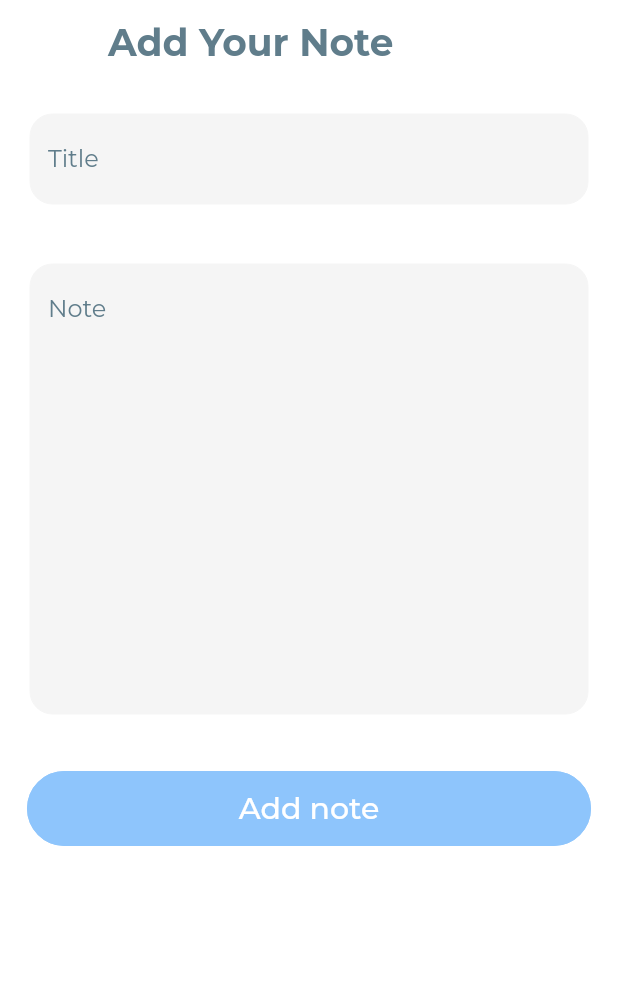
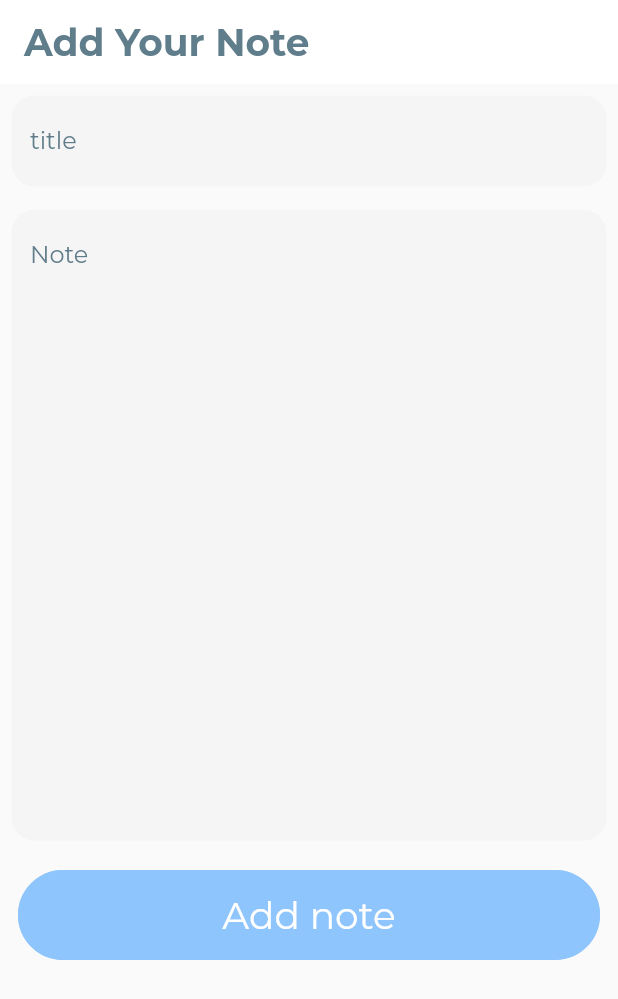
Before and after one commit to Omk4r-san/Notes, a Flutter app: the AddNotesPage screen opened directly, on a phone screen of 412 x 824 dp. Shown: the top 999 px of the screen. Run offline on Flutter 3.47's test engine with Material 2 defaults, Android fonts, the phone set to English and light mode, and no system bars; our stand-ins replace cloud_firestore, google_fonts, google_nav_bar, unicons; accounts and stored records are empty.

Commit message:
Screenshots addeed

```diff
--- a/lib/screens/add_notes_page.dart
+++ b/lib/screens/add_notes_page.dart
@@ -1,10 +1,38 @@
 import 'package:flutter/material.dart';
-import 'package:google_fonts/google_fonts.dart';
 import 'package:notes/shared/styles.dart';
 import 'package:notes/widgets/flat_button.dart';
+import 'package:cloud_firestore/cloud_firestore.dart';
 
-class AddNotesPage extends StatelessWidget {
-  const AddNotesPage({Key key}) : super(key: key);
+class AddNotesPage extends StatefulWidget {
+  final VoidCallback onButtonPressed;
+  const AddNotesPage({Key key, this.onButtonPressed}) : super(key: key);
+
+  @override
+  _AddNotesPageState createState() => _AddNotesPageState();
+}
+
+class _AddNotesPageState extends State<AddNotesPage> {
+  List note = [];
+  String input = "";
+
+  TextEditingController _titleController = new TextEditingController();
+  TextEditingController _noteController = new TextEditingController();
+  @override
+  void initState() {
+    super.initState();
+  }
+
+  addNote() {
+    DocumentReference documentReference =
+        Firestore.instance.collection("Notes").document(input);
+    // Mapping
+    Map<String, String> notes = {};
+    documentReference.setData(notes).whenComplete(() {
+      print("$input created");
+    });
+  }
+
+  deletenote() {}
 
   @override
   Widget build(BuildContext context) {
@@ -17,33 +45,59 @@ class AddNotesPage extends StatelessWidget {
           style: titlelabelStyle.copyWith(fontSize: 25),
         ),
       )),
-      body: Container(
-        color: backgroundColor,
-        child: ListView(
+      body: ListView(
         children: [
-            textField("Title", 3),
-            textField("Note", 15),
-            FlatButtonHelper(
-              text: "Add note",
-            )
+          Padding(
+            padding: const EdgeInsets.all(8.0),
+            child: TextField(
+              controller: _titleController,
+              decoration: inputDecoration.copyWith(hintText: "title"),
+            ),
+          ),
+          Padding(
+            padding: const EdgeInsets.all(8.0),
+            child: TextField(
+              maxLines: 20,
+              controller: _noteController,
+              decoration: inputDecoration.copyWith(hintText: "Note"),
+            ),
+          ),
+          Container(
+              margin: EdgeInsets.all(12),
+              height: 3 * 20.0,
+              child: TextButton(
+                style: ButtonStyle(
+                    backgroundColor:
+                        MaterialStateProperty.all(primarySwatchColor),
+                    shape: MaterialStateProperty.all(RoundedRectangleBorder(
+                        borderRadius: BorderRadius.circular(40),
+                        side: BorderSide(color: primarySwatchColor)))),
+                child: Text(
+                  "Add note",
+                  style: subtitlelabelStyle.copyWith(
+                      fontSize: 25, color: backgroundColor),
+                ),
+                onPressed: () {
+                  note.add({
+                    "title": _titleController.text.toString(),
+                    "Note": _noteController.text.toString()
+                  });
+
+                  print(note);
+
+                  setState(() {
+                    _titleController.clear();
+                    _noteController.clear();
+                  });
+                },
+              ))
         ],
-        ),
       ),
     );
   }
+}
 
-  Widget textField(String hint, int lines) {
-    final int maxLines = lines;
-
-    return Padding(
-      padding: const EdgeInsets.all(8.0),
-      child: Container(
-        margin: EdgeInsets.all(12),
-        height: maxLines * 20.0,
-        child: TextField(
-          maxLines: maxLines,
-          decoration: InputDecoration(
-            hintText: hint,
+InputDecoration inputDecoration = InputDecoration(
   hintStyle: subtitlelabelStyle,
   fillColor: fillColor,
   filled: true,
@@ -55,9 +109,4 @@ class AddNotesPage extends StatelessWidget {
     borderSide: BorderSide(color: fillColor, width: 0.0),
     borderRadius: BorderRadius.circular(15.0),
   ),
-          ),
-        ),
-      ),
 );
-  }
-}
--- a/lib/widgets/flat_button.dart
+++ b/lib/widgets/flat_button.dart
@@ -4,7 +4,9 @@ import 'package:notes/shared/styles.dart';
 
 class FlatButtonHelper extends StatelessWidget {
   final String text;
-  const FlatButtonHelper({Key key, this.text}) : super(key: key);
+  final Function onPressed;
+  const FlatButtonHelper({Key key, this.text, this.onPressed})
+      : super(key: key);
 
   @override
   Widget build(BuildContext context) {
@@ -15,7 +17,7 @@ class FlatButtonHelper extends StatelessWidget {
         height: 70,
         width: MediaQuery.of(context).size.width,
         child: TextButton(
-          onPressed: () {},
+          onPressed: onPressed,
           style: ButtonStyle(
               backgroundColor: MaterialStateProperty.all(primarySwatchColor),
               shape: MaterialStateProperty.all(RoundedRectangleBorder(
--- a/pubspec.yaml
+++ b/pubspec.yaml
@@ -31,6 +31,8 @@ dependencies:
   google_fonts: 1.1.0
   google_nav_bar: 4.0.0
   unicons: ^1.0.1
+  firebase_core: 0.4.5
+  cloud_firestore: 0.13.5
 
 dev_dependencies:
   flutter_test:
```
Also changed, not shown: lib/screens/bottom_navigation_page.dart (+128 -56 lines), pubspec.lock, 8 other files. Lines whose indentation alone changed are shown as unchanged.
